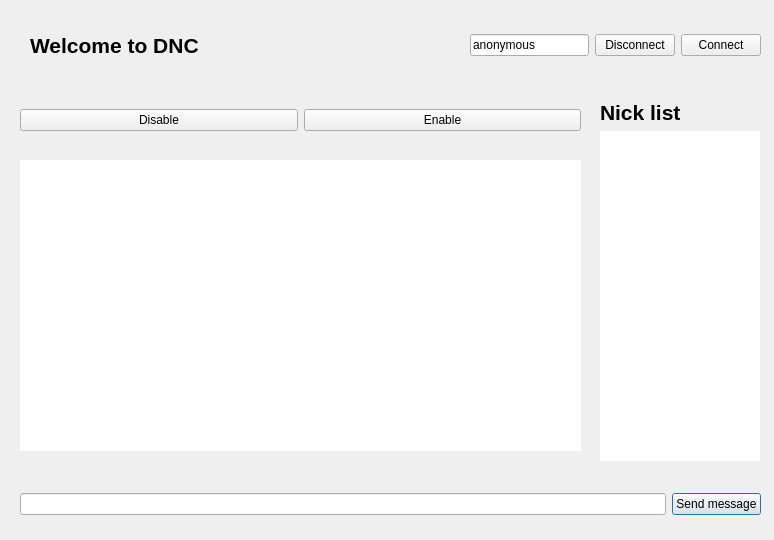
Above: client/view/mainWindow.ui from danfr/DNC before the change. Below: the same form after it.
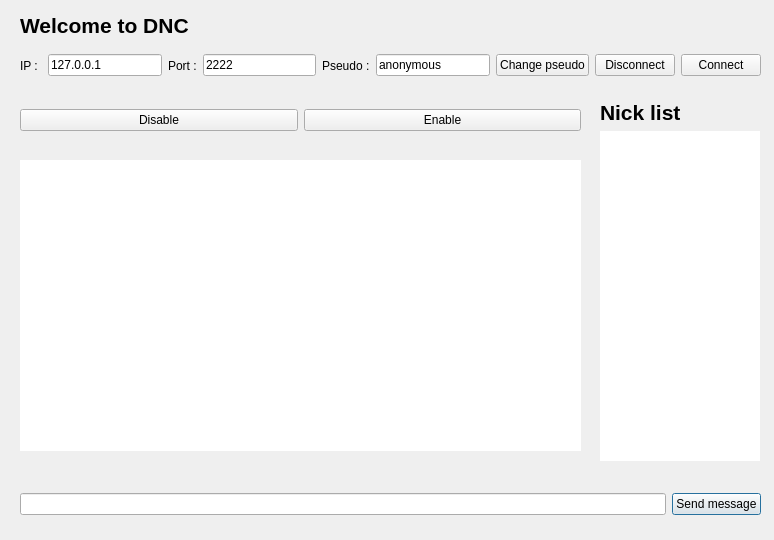
That is the form after the change.

Commit message: c'est une turie git add .!

What changed in the file:
```diff
--- a/client/view/mainWindow.ui
+++ b/client/view/mainWindow.ui
@@ -118,13 +118,51 @@
   <widget class="QWidget" name="horizontalLayoutWidget_2">
    <property name="geometry">
     <rect>
-     <x>470</x>
-     <y>20</y>
-     <width>291</width>
+     <x>20</x>
+     <y>40</y>
+     <width>741</width>
      <height>51</height>
     </rect>
    </property>
    <layout class="QHBoxLayout" name="horizontalLayout_2">
+    <item>
+     <widget class="QLabel" name="label_3">
+      <property name="text">
+       <string>IP : </string>
+      </property>
+     </widget>
+    </item>
+    <item>
+     <widget class="QLineEdit" name="lineEdit_4">
+      <property name="inputMask">
+       <string/>
+      </property>
+      <property name="text">
+       <string>127.0.0.1</string>
+      </property>
+     </widget>
+    </item>
+    <item>
+     <widget class="QLabel" name="label_4">
+      <property name="text">
+       <string>Port :</string>
+      </property>
+     </widget>
+    </item>
+    <item>
+     <widget class="QLineEdit" name="lineEdit_3">
+      <property name="text">
+       <string>2222</string>
+      </property>
+     </widget>
+    </item>
+    <item>
+     <widget class="QLabel" name="label_5">
+      <property name="text">
+       <string>Pseudo :</string>
+      </property>
+     </widget>
+    </item>
     <item>
      <widget class="QLineEdit" name="lineEdit_2">
       <property name="text">
@@ -132,6 +170,13 @@
       </property>
      </widget>
     </item>
+    <item>
+     <widget class="QPushButton" name="pushButton_6">
+      <property name="text">
+       <string>Change pseudo</string>
+      </property>
+     </widget>
+    </item>
     <item>
      <widget class="QPushButton" name="pushButton_3">
       <property name="text">
@@ -222,9 +267,9 @@
   <widget class="QLabel" name="label_2">
    <property name="geometry">
     <rect>
-     <x>30</x>
-     <y>30</y>
-     <width>421</width>
+     <x>20</x>
+     <y>10</y>
+     <width>171</width>
      <height>31</height>
     </rect>
    </property>
```
The commit also changes 2 other files.
